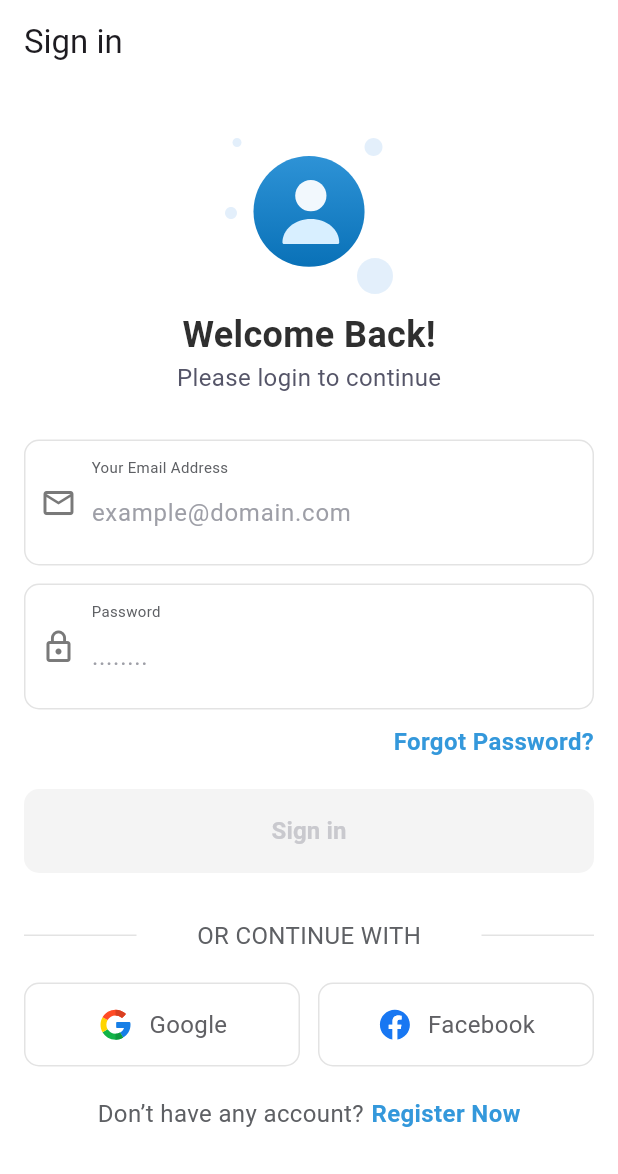
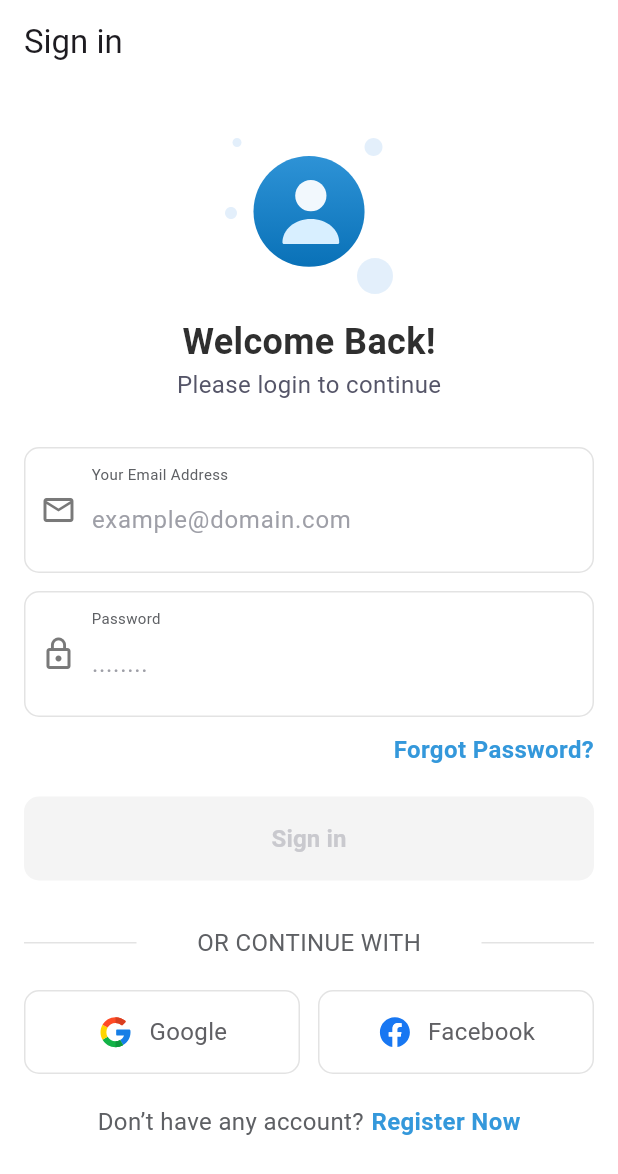
Before and after one commit to hredhayxz/travelo, a Flutter app: the screen it shows after launch, on a phone screen of 412 x 824 dp. Shown: the top 1174 px of the screen. Run offline on Flutter 3.47's test engine with Material 3 defaults, Android fonts, the phone set to English and light mode, and no system bars; our stand-ins replace device_preview, flutter_svg, get.

Commit message:
Remove unused imports

```diff
--- a/lib/presentation/ui/screens/auth/signin_screen.dart
+++ b/lib/presentation/ui/screens/auth/signin_screen.dart
@@ -5,7 +5,6 @@ import 'package:travelo/presentation/ui/screens/auth/signup_screen.dart';
 import 'package:travelo/presentation/ui/screens/home_screen.dart';
 import 'package:travelo/presentation/ui/utility/assets_path.dart';
 import 'package:travelo/presentation/ui/widgets/form_container.dart';
-import 'package:travelo/presentation/ui/widgets/optional_signup_login_container.dart';
 import 'package:travelo/presentation/ui/widgets/social_signup_logIn_section.dart';
 
 class SignInScreen extends StatelessWidget {
@@ -36,7 +35,7 @@ class SignInScreen extends StatelessWidget {
                         AssetsPath.personIconSVG,
                       ),
                       const SizedBox(
-                        height: 10,
+                        height: 15,
                       ),
                       const Text(
                         'Welcome Back!',
--- a/lib/presentation/ui/screens/auth/signup_screen.dart
+++ b/lib/presentation/ui/screens/auth/signup_screen.dart
@@ -4,7 +4,6 @@ import 'package:get/get.dart';
 import 'package:travelo/presentation/ui/screens/auth/signin_screen.dart';
 import 'package:travelo/presentation/ui/utility/assets_path.dart';
 import 'package:travelo/presentation/ui/widgets/form_container.dart';
-import 'package:travelo/presentation/ui/widgets/optional_signup_login_container.dart';
 import 'package:travelo/presentation/ui/widgets/social_signup_logIn_section.dart';
 
 class SignUpScreen extends StatelessWidget {
@@ -31,7 +30,7 @@ class SignUpScreen extends StatelessWidget {
                   AssetsPath.personIconSVG,
                 ),
                 const SizedBox(
-                  height: 10,
+                  height: 15,
                 ),
                 const Text(
                   'Welcome Back!',
```
